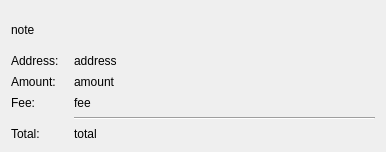
Old version of the form src/widgets/TxDetailsSimple.ui in the repository feather-wallet/feather.
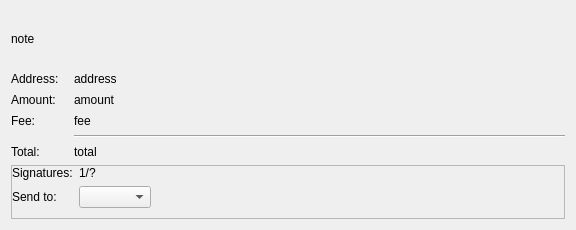
New version of the form.

Commit message: multisig [DO NOT USE IN PRODUCTION]

What changed in the file:
```diff
--- a/src/widgets/TxDetailsSimple.ui
+++ b/src/widgets/TxDetailsSimple.ui
@@ -6,8 +6,8 @@
    <rect>
     <x>0</x>
     <y>0</y>
-    <width>386</width>
-    <height>152</height>
+    <width>576</width>
+    <height>230</height>
    </rect>
   </property>
   <property name="windowTitle">
@@ -109,6 +109,67 @@
      </item>
     </layout>
    </item>
+   <item>
+    <widget class="QFrame" name="frame_multisig">
+     <property name="frameShape">
+      <enum>QFrame::StyledPanel</enum>
+     </property>
+     <property name="frameShadow">
+      <enum>QFrame::Raised</enum>
+     </property>
+     <layout class="QFormLayout" name="formLayout_2">
+      <property name="leftMargin">
+       <number>0</number>
+      </property>
+      <property name="topMargin">
+       <number>0</number>
+      </property>
+      <property name="rightMargin">
+       <number>0</number>
+      </property>
+      <property name="bottomMargin">
+       <number>0</number>
+      </property>
+      <item row="0" column="0">
+       <widget class="QLabel" name="label_8">
+        <property name="text">
+         <string>Signatures:</string>
+        </property>
+       </widget>
+      </item>
+      <item row="0" column="1">
+       <widget class="QLabel" name="label_signatures">
+        <property name="text">
+         <string>1/?</string>
+        </property>
+       </widget>
+      </item>
+      <item row="1" column="0">
+       <widget class="QLabel" name="label_4">
+        <property name="sizePolicy">
+         <sizepolicy hsizetype="Maximum" vsizetype="Preferred">
+          <horstretch>0</horstretch>
+          <verstretch>0</verstretch>
+         </sizepolicy>
+        </property>
+        <property name="text">
+         <string>Send to:</string>
+        </property>
+       </widget>
+      </item>
+      <item row="1" column="1">
+       <widget class="QComboBox" name="combo_sendTo">
+        <property name="sizePolicy">
+         <sizepolicy hsizetype="Maximum" vsizetype="Fixed">
+          <horstretch>0</horstretch>
+          <verstretch>0</verstretch>
+         </sizepolicy>
+        </property>
+       </widget>
+      </item>
+     </layout>
+    </widget>
+   </item>
   </layout>
  </widget>
  <resources/>
```
The commit also changes 130 other files.
